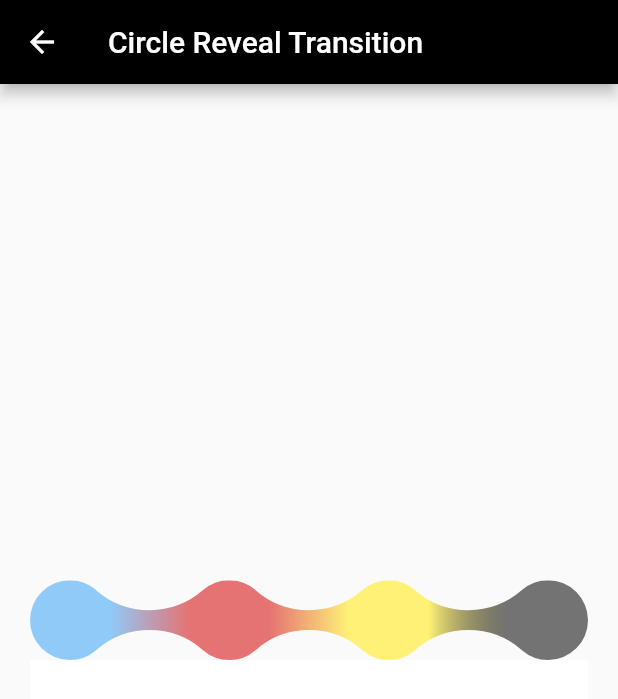
After one commit to mrverdant13/flutter_ui, a Flutter app: the BlobColorPickerScreen screen opened directly, on a phone screen of 412 x 824 dp. The commit adds this screen. Shown: the top 699 px of the screen. Run offline on Flutter 3.47's test engine with Material 2 defaults, Android fonts, the phone set to English and light mode, and no system bars.

Commit message:
feat: implement blob color picker

```diff
--- /dev/null
+++ b/lib/blob_color_picker/screen.dart
@@ -0,0 +1,38 @@
+import 'dart:math';
+
+import 'package:flutter/material.dart';
+
+part 'widget.dart';
+
+class BlobColorPickerScreen extends StatelessWidget {
+  const BlobColorPickerScreen({
+    Key? key,
+  }) : super(key: key);
+
+  static final colors = <Color>[
+    Colors.blue.shade200,
+    Colors.red.shade300,
+    Colors.yellow.shade300,
+    Colors.black54,
+  ];
+
+  @override
+  Widget build(BuildContext context) => Scaffold(
+        appBar: AppBar(
+          backgroundColor: Colors.black,
+          title: const Text('Circle Reveal Transition'),
+        ),
+        body: Padding(
+          padding: const EdgeInsets.all(20.0),
+          child: Center(
+            child: _Picker(
+              colors: colors,
+              showSelected: true,
+              // onColorSelected: (_selectedColor) {
+              //   selectedColor = _selectedColor;
+              // },
+            ),
+          ),
+        ),
+      );
+}
--- /dev/null
+++ b/lib/blob_color_picker/widget.dart
@@ -0,0 +1,190 @@
+part of 'screen.dart';
+
+typedef void OnColorSelectedCallback(Color selectedColor);
+
+class _Picker extends StatefulWidget {
+  const _Picker({
+    Key? key,
+    required this.colors,
+    required this.showSelected,
+    this.onColorSelected,
+  }) : super(key: key);
+
+  final List<Color> colors;
+  final bool showSelected;
+  final OnColorSelectedCallback? onColorSelected;
+
+  @override
+  __PickerState createState() => __PickerState();
+}
+
+class __PickerState extends State<_Picker> {
+  Color selectedColor = Colors.white;
+
+  int get segmentsCount => widget.colors.length * 2 - 1;
+
+  void _selectColor(double x) {
+    setState(() {
+      final renderBox = context.findRenderObject() as RenderBox;
+      final totalPosition =
+          (x / renderBox.size.width).clamp(0, 1) * widget.colors.length;
+      final actualPosition = totalPosition - 0.5;
+      final selectedColorIdx =
+          actualPosition.round().clamp(0, widget.colors.length - 1);
+      selectedColor = widget.colors[selectedColorIdx];
+      widget.onColorSelected?.call(selectedColor);
+    });
+  }
+
+  @override
+  Widget build(BuildContext context) => widget.colors.isEmpty
+      ? const Center(
+          child: Text('NO COLORS'),
+        )
+      : GestureDetector(
+          onTapDown: (details) => _selectColor(details.localPosition.dx),
+          onHorizontalDragUpdate: (details) =>
+              _selectColor(details.localPosition.dx),
+          child: AspectRatio(
+            aspectRatio: segmentsCount / (widget.showSelected ? 2 : 1),
+            child: Column(
+              children: [
+                Expanded(
+                  child: ClipPath(
+                    clipper: _PickerClipper(
+                      lineThicknessFraction: 0.25,
+                      colorsCount: widget.colors.length,
+                    ),
+                    child: Container(
+                      decoration: BoxDecoration(
+                        gradient: LinearGradient(
+                          colors: [
+                            ...widget.colors.expand(
+                              (color) => [color, color],
+                            ),
+                          ],
+                        ),
+                      ),
+                    ),
+                  ),
+                ),
+                if (widget.showSelected)
+                  Expanded(
+                    child: AnimatedContainer(
+                      duration: const Duration(milliseconds: 250),
+                      color: selectedColor,
+                    ),
+                  ),
+              ],
+            ),
+          ),
+        );
+}
+
+class _PickerClipper extends CustomClipper<Path> {
+  _PickerClipper({
+    required this.colorsCount,
+    required this.lineThicknessFraction,
+  });
+
+  final int colorsCount;
+  final double lineThicknessFraction;
+
+  @override
+  Path getClip(Size size) {
+    //
+    // ? Dimensions
+    //
+    final blobDiameter = size.height;
+    final blobRadius = blobDiameter / 2;
+    final barThickness = blobDiameter * lineThicknessFraction;
+    final blobsSeparation = blobDiameter;
+    final barSegmentLength = blobDiameter + blobsSeparation;
+    final blobsCentersDistance = blobsSeparation + blobDiameter;
+    final tangentCircleRadius =
+        ((3 * pow(blobDiameter, 2)) + pow(barThickness, 2)) /
+            (4 * (blobDiameter - barThickness));
+    final barRawThickness = blobDiameter *
+        ((tangentCircleRadius + barThickness / 2) /
+            (tangentCircleRadius + blobRadius));
+    final remotionCirclesVerticalDistance =
+        barThickness / 2 + tangentCircleRadius;
+
+    //
+    // ? Critical points.
+    //
+    final firstBlobCenter = size.centerLeft(Offset(
+      blobDiameter / 2,
+      0,
+    ));
+    final firstSegmentCenter = firstBlobCenter.translate(
+      barSegmentLength / 2,
+      0,
+    );
+
+    final path = Path();
+
+    for (var i = 0; i < colorsCount; i++) {
+      final curvedSegmentPath = Path();
+
+      if (i < colorsCount - 1) {
+        final segmentCenter = firstSegmentCenter.translate(
+          i * blobsCentersDistance,
+          0,
+        );
+        final segmentRect = Rect.fromCenter(
+          center: segmentCenter,
+          width: barSegmentLength,
+          height: barRawThickness,
+        );
+        final segmentPath = Path()..addRect(segmentRect);
+
+        final circleCenter = firstSegmentCenter.translate(
+          i * blobsCentersDistance,
+          0,
+        );
+        final circleRect = Rect.fromCircle(
+          center: circleCenter,
+          radius: tangentCircleRadius,
+        );
+        final circlesPath = Path()
+          ..addOval(circleRect.translate(0, remotionCirclesVerticalDistance))
+          ..addOval(circleRect.translate(0, -remotionCirclesVerticalDistance));
+
+        curvedSegmentPath.addPath(
+          Path.combine(
+            PathOperation.difference,
+            segmentPath,
+            circlesPath,
+          ),
+          Offset.zero,
+        );
+      }
+
+      final blobCenter = firstBlobCenter.translate(blobsCentersDistance * i, 0);
+      final blobRect = Rect.fromCircle(
+        center: blobCenter,
+        radius: blobRadius,
+      );
+      final blobPath = Path()..addOval(blobRect);
+
+      path.addPath(
+        Path.combine(
+          PathOperation.union,
+          Path.combine(
+            PathOperation.union,
+            curvedSegmentPath,
+            path,
+          ),
+          blobPath,
+        ),
+        Offset.zero,
+      );
+    }
+
+    return path;
+  }
+
+  @override
+  bool shouldReclip(CustomClipper<Path> oldClipper) => true;
+}
--- a/lib/main.dart
+++ b/lib/main.dart
@@ -1,5 +1,6 @@
 import 'package:flutter/material.dart';
 
+import 'blob_color_picker/screen.dart';
 import 'page_indicator/screen.dart';
 import 'text_scroller/screen.dart';
 import 'circle_reveal_transition/screen.dart';
@@ -25,6 +26,7 @@ class _Home extends StatelessWidget {
     'Text Scroller': const TextScrollerScreen(),
     'Page Indicator': const PageIndicatorScreen(),
     'Circle Reveal Transition': const CircleRevealTransitionScreen(),
+    'Blob Color Picker': const BlobColorPickerScreen(),
   };
 
   @override
```
